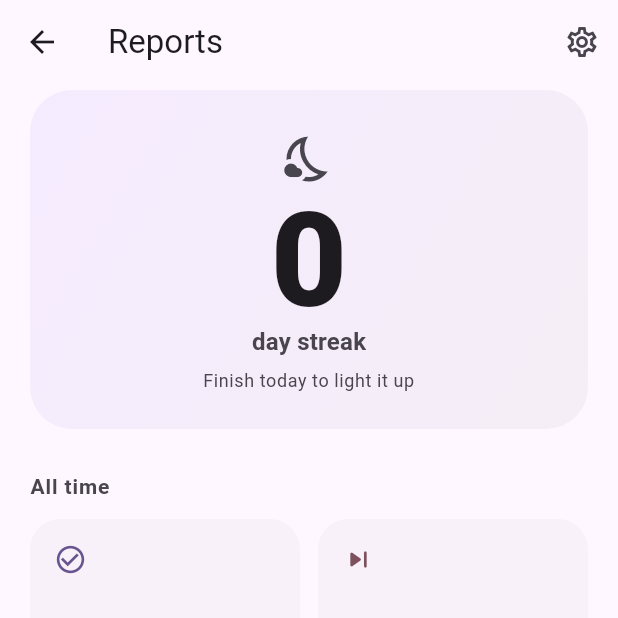
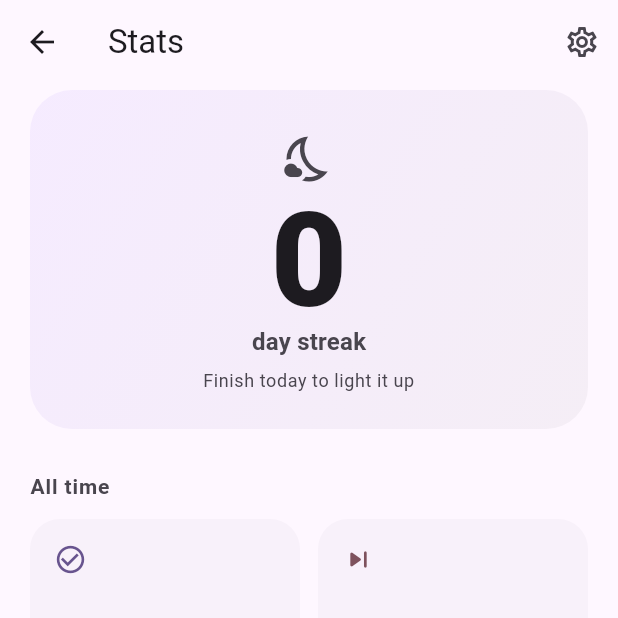
Before and after one commit to aaronbeall/timetodo, a Flutter app: the ReportsScreen screen opened directly, on a phone screen of 412 x 824 dp, the top half of it. Run offline on Flutter 3.47's test engine with Material 3 defaults, Android fonts, the phone set to English and light mode, and no system bars; our stand-ins replace shared_preferences; accounts and stored records are empty.

Commit message:
refactor: rename 'Reports' to 'Stats' for consistency in navigation and UI

```diff
--- a/flutter/lib/main.dart
+++ b/flutter/lib/main.dart
@@ -171,7 +171,7 @@ class _MainScreenState extends State<MainScreen> {
           NavigationDestination(
             icon: Icon(Icons.insights_outlined),
             selectedIcon: Icon(Icons.insights),
-            label: 'Reports',
+            label: 'Stats',
           ),
         ],
       ),
--- a/flutter/lib/screens/reports_screen.dart
+++ b/flutter/lib/screens/reports_screen.dart
@@ -17,7 +17,7 @@ class ReportsScreen extends StatelessWidget {
 
     return Scaffold(
       appBar: AppBar(
-        title: const Text('Reports'),
+        title: const Text('Stats'),
         elevation: 0,
         actions: [
           IconButton(
```
